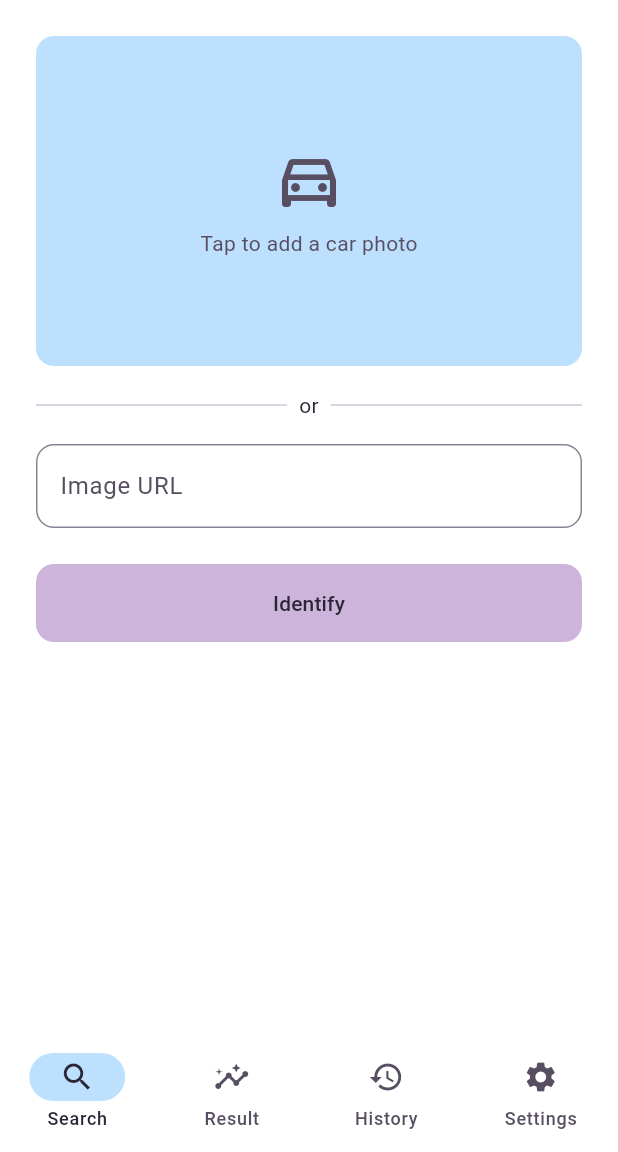
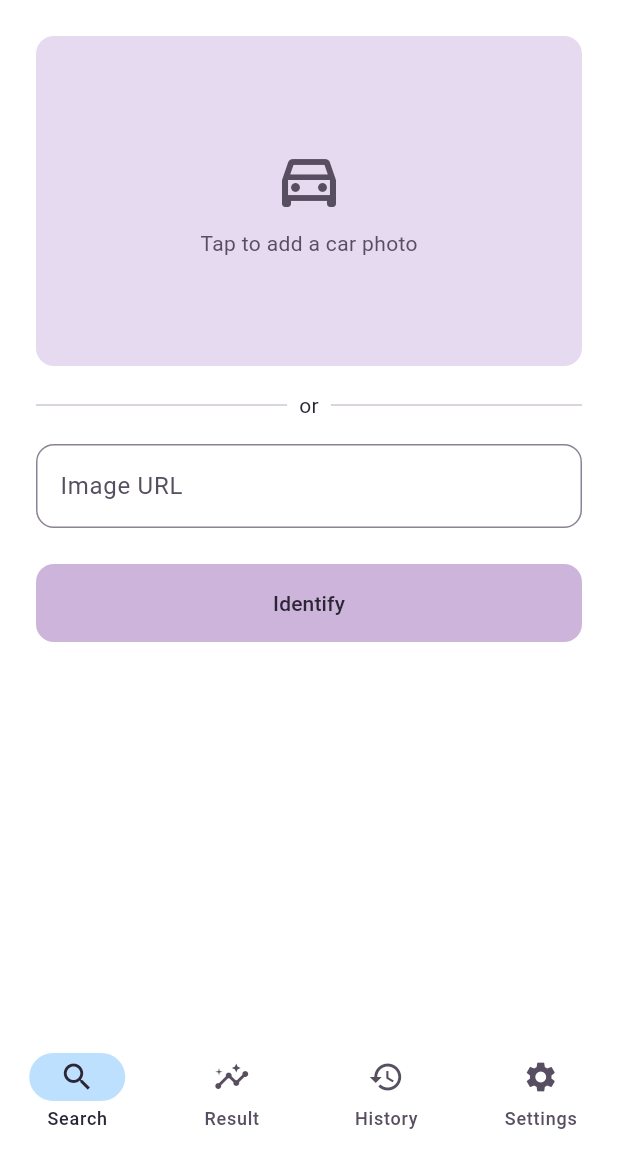
Before and after one commit to k13nNg/driftID, a Flutter app: the screen it shows after launch, on a phone screen of 412 x 824 dp, the part 84-1236 px from its top. Run offline on Flutter 3.47's test engine with Material 3 defaults, Android fonts, the phone set to English and light mode, and no system bars; our stand-ins replace file_picker, shared_preferences, web; missing offline and left inert: dart:js_interop; project files that could hold a hidden picture were left out.

Commit message:
T019: remap light surface role to purple for image card (#35)
Light ColorScheme's surfaceContainerHighest now resolves to a soft
purple (lilacMist) instead of icyBlue, so the image selection card and
other large neutral surfaces read as the brand purple. Blue stays as an
accent (secondary/secondaryContainer) only. Dark theme is untouched.

Co-authored-by: DriftID Worker <driftid-worker@users.noreply.github.com>
Co-authored-by: Cursor <cursoragent@cursor.com>

```diff
--- a/ui/lib/main.dart
+++ b/ui/lib/main.dart
@@ -18,6 +18,11 @@ class DriftColors {
   static const Color babyPink = Color(0xFFFFAFCC);
   static const Color icyBlue = Color(0xFFBDE0FE);
   static const Color skyBlue = Color(0xFFA2D2FF);
+
+  /// Soft, light purple for large neutral surfaces (e.g. the image card) so the
+  /// dominant fill reads as the brand purple rather than blue (US-12). A lighter
+  /// tint of [thistle] keeps it distinct from the primary/app-bar purple.
+  static const Color lilacMist = Color(0xFFE6DAF1);
 
   /// Dark, high-contrast ink for text sitting on light pastel fills (US-06).
   static const Color ink = Color(0xFF2B2536);
@@ -121,7 +126,7 @@ class _DriftIDAppState extends State<DriftIDApp> {
       onErrorContainer: Color(0xFF410E0B),
       surface: Colors.white,
       onSurface: DriftColors.ink,
-      surfaceContainerHighest: DriftColors.icyBlue,
+      surfaceContainerHighest: DriftColors.lilacMist,
       onSurfaceVariant: Color(0xFF574F61),
       outline: Color(0xFF8C8295),
       outlineVariant: Color(0xFFCFC6D6),
```
Also changed, not shown: 3 other files.
